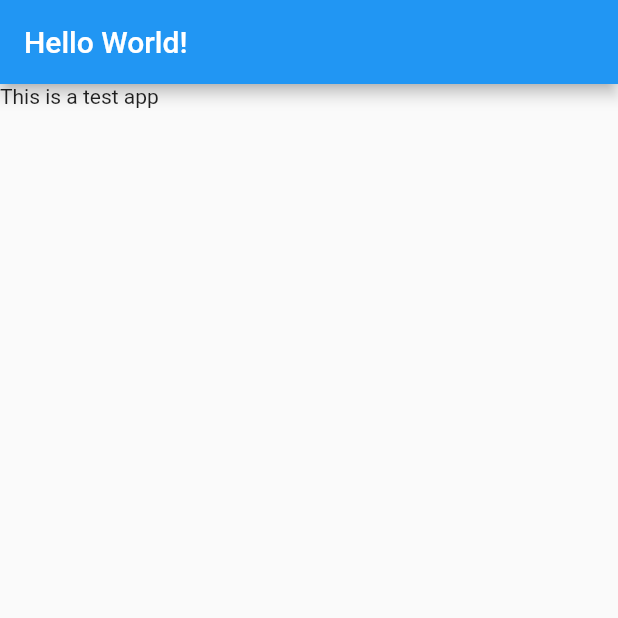
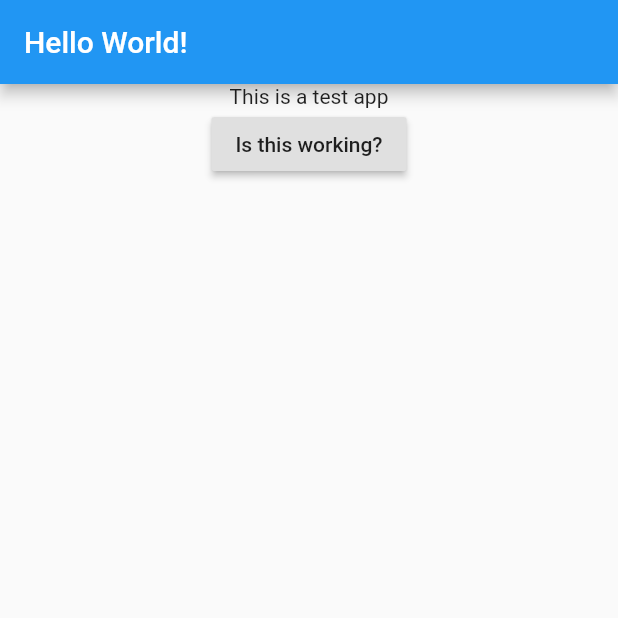
Before and after one commit to nlmedina/node_ly_client_flutter, a Flutter app: the screen it shows after launch, on a phone screen of 412 x 824 dp, the top half of it. Run offline on Flutter 3.47's test engine with Material 2 defaults, Android fonts, the phone set to English and light mode, and no system bars.

Commit message:
Test snackbar behavior

```diff
--- a/lib/main.dart
+++ b/lib/main.dart
@@ -10,10 +10,31 @@ class MyApp extends StatelessWidget {
         appBar: AppBar(
           title: Text('Hello World!'),
         ),
-        body: Column(
-          children: <Widget>[Text('This is a test app')],
-        ),
+        body: MyAppBody(),
       ),
     );
   }
 }
+
+class MyAppBody extends StatelessWidget {
+  @override
+  Widget build(BuildContext context) {
+    return Center(
+      child: Column(
+        children: <Widget>[
+          Text('This is a test app'),
+          RaisedButton(
+            child: Text('Is this working?'),
+            onPressed: () {
+              final snackBar = SnackBar(
+                content: Text('It works!'),
+              );
+
+              Scaffold.of(context).showSnackBar(snackBar);
+            },
+          )
+        ],
+      ),
+    );
+  }
+}
```
